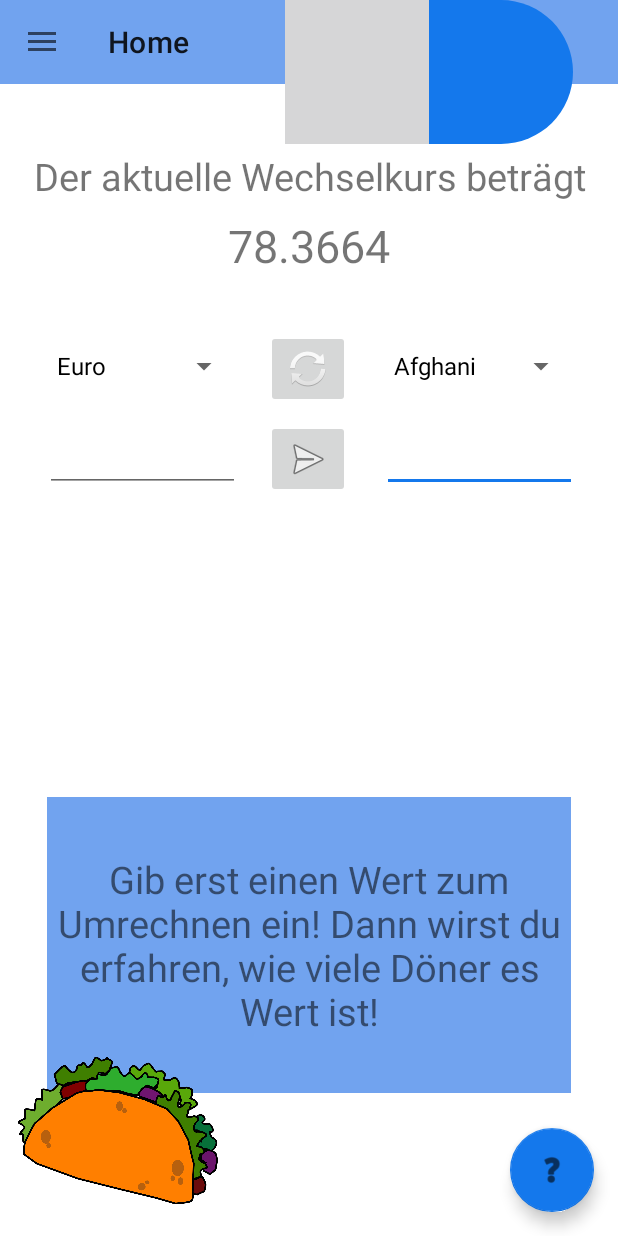
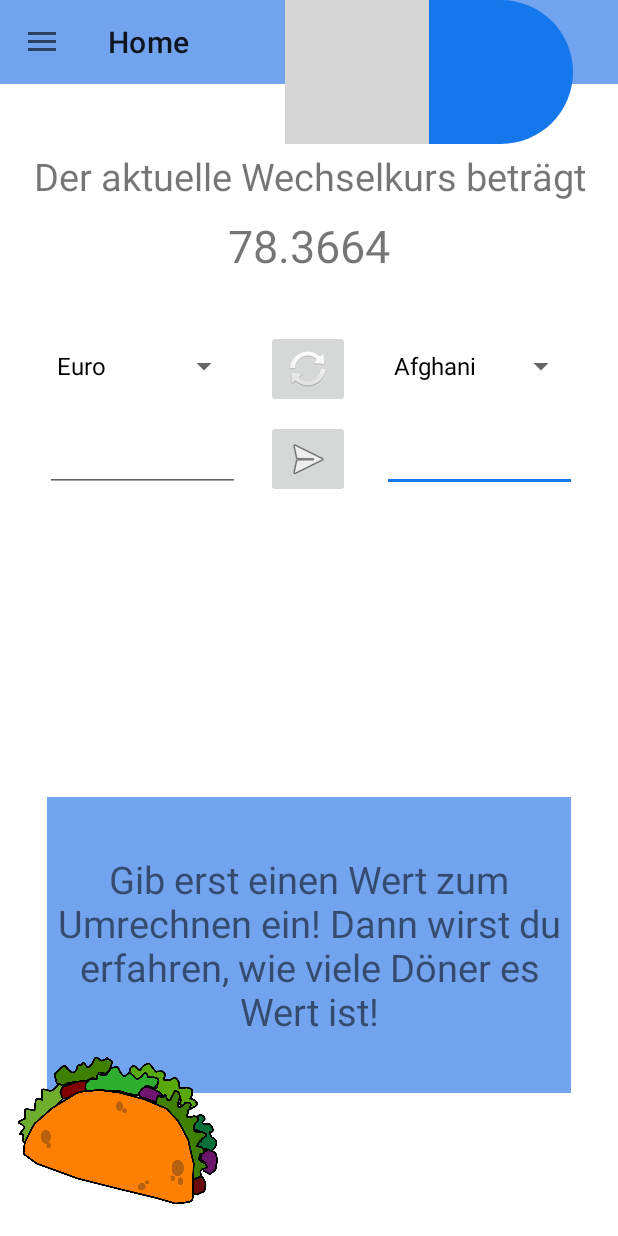
Before and after one commit to annika81115/currencyexChange, an Android app: the screen it shows after launch (MainActivity), on a phone screen of 412 x 824 dp. Run offline under Robolectric (Android 15) with nearby library versions, the phone set to English and light mode, and no system bars; our stand-ins replace navigation-ui.

Commit message:
Frühstücks-Brot
delete question mark

```diff
--- a/app/src/main/java/com/example/currencyexchange/CSVReader.java
+++ b/app/src/main/java/com/example/currencyexchange/CSVReader.java
@@ -3,6 +3,8 @@ package com.example.currencyexchange;
 import android.content.Context;
 import android.widget.ArrayAdapter;
 import android.widget.Spinner;
+
+import com.example.currencyexchange.ui.home.HomeFragment;
 
 import java.io.BufferedReader;
 import java.io.IOException;
--- a/app/src/main/java/com/example/currencyexchange/MainActivity.java
+++ b/app/src/main/java/com/example/currencyexchange/MainActivity.java
@@ -91,14 +91,6 @@ public class MainActivity extends AppCompatActivity {
         });
 
         setSupportActionBar(binding.appBarMain.toolbar);
-        binding.appBarMain.fab.setOnClickListener(new View.OnClickListener() {
-            @Override
-            public void onClick(View view) {
-                //getSpinner(R.id.firstSpinner);
-                Snackbar.make(view, "Tippe auf die Währung und wähle eine andere aus, dann gebe einen Wert ein und tippe auf den Pfeil rechts daneben.", Snackbar.LENGTH_LONG)
-                        .setAction("Action", null).show();
-            }
-        });
 
         DrawerLayout drawer = binding.drawerLayout;
         NavigationView navigationView = binding.navView;
--- a/app/src/main/java/com/example/currencyexchange/ui/home/HomeFragment.java
+++ b/app/src/main/java/com/example/currencyexchange/ui/home/HomeFragment.java
@@ -19,6 +19,7 @@ import com.example.currencyexchange.R;
 import com.example.currencyexchange.databinding.FragmentHomeBinding;
 import com.google.android.material.snackbar.Snackbar;
 
+import java.io.InputStream;
 import java.util.ArrayList;
 import java.util.Objects;
 
--- a/app/src/main/res/layout/app_bar_main.xml
+++ b/app/src/main/res/layout/app_bar_main.xml
@@ -14,15 +14,6 @@
     </com.google.android.material.appbar.AppBarLayout>
 
     <include layout="@layout/content_main" />
-
-    <com.google.android.material.floatingactionbutton.FloatingActionButton
-        android:id="@+id/fab"
-        android:layout_width="wrap_content"
-        android:layout_height="wrap_content"
-        android:layout_gravity="bottom|end"
-        android:layout_marginEnd="@dimen/fab_margin"
-        android:layout_marginBottom="16dp"
-        app:srcCompat="@android:drawable/ic_menu_help" />
 
     <com.google.android.material.textfield.TextInputLayout
         android:layout_width="match_parent"
```
